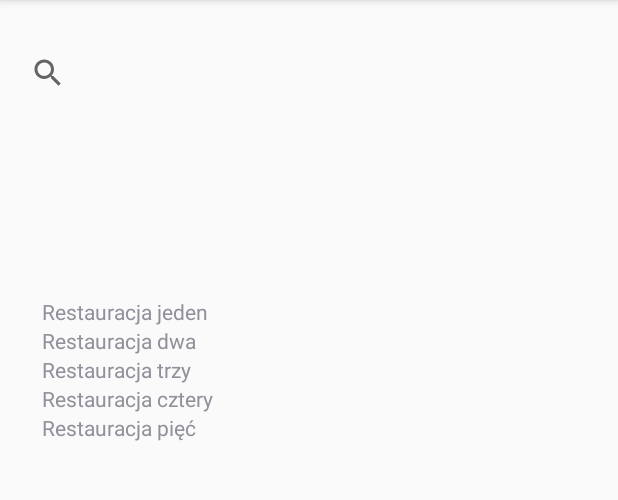
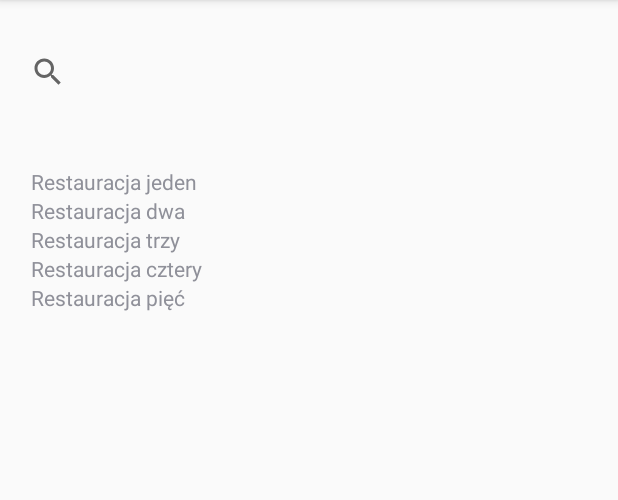
Before and after one commit to Bast14n/SzerMil, an Android app: the RestaurantSearch screen opened directly, with no data from a screen before it, on a phone screen of 412 x 824 dp, the part 84-584 px from its top. Run offline under Robolectric (Android 15) with nearby library versions, the phone set to English and light mode, and no system bars.

Commit message:
Fix restaurantsScrollView constraints for placement

```diff
--- a/app/src/main/res/layout/activity_restaurant_search.xml
+++ b/app/src/main/res/layout/activity_restaurant_search.xml
@@ -13,40 +13,30 @@
         android:layout_marginStart="8dp"
         android:layout_marginTop="8dp"
         android:layout_marginEnd="16dp"
-        android:layout_marginBottom="8dp"
-        android:tooltipText="@string/restaurant_searchview_text"
-        app:layout_constraintBottom_toTopOf="@+id/restaurantsScrollView"
         app:layout_constraintEnd_toEndOf="parent"
         app:layout_constraintHorizontal_bias="0.0"
         app:layout_constraintStart_toStartOf="parent"
-        app:layout_constraintTop_toTopOf="parent"
-        app:layout_constraintVertical_bias="0.012" />
+        app:layout_constraintTop_toTopOf="parent" />
 
     <ScrollView
         android:id="@+id/restaurantsScrollView"
-        android:layout_width="395dp"
-        android:layout_height="620dp"
+        android:layout_width="369dp"
+        android:layout_height="614dp"
         android:layout_marginStart="8dp"
+        android:layout_marginTop="8dp"
         android:layout_marginEnd="8dp"
-        android:layout_marginBottom="16dp"
         app:layout_constraintBottom_toBottomOf="parent"
         app:layout_constraintEnd_toEndOf="parent"
-        app:layout_constraintHorizontal_bias="0.0"
-        app:layout_constraintStart_toStartOf="parent">
+        app:layout_constraintHorizontal_bias="0.485"
+        app:layout_constraintStart_toStartOf="parent"
+        app:layout_constraintTop_toBottomOf="@+id/restaurantsSearchView"
+        app:layout_constraintVertical_bias="0.275">
 
         <LinearLayout
+            android:id="@+id/restaurantsScrollViewLinearLayout"
             android:layout_width="match_parent"
             android:layout_height="wrap_content"
             android:orientation="vertical" />
     </ScrollView>
 
-    <LinearLayout
-        android:id="@+id/restaurantsScrollViewLinearLayout"
-        android:layout_width="356dp"
-        android:layout_height="488dp"
-        android:orientation="vertical"
-        app:layout_constraintBottom_toBottomOf="@+id/restaurantsScrollView"
-        app:layout_constraintEnd_toEndOf="@+id/restaurantsScrollView"
-        app:layout_constraintStart_toStartOf="@+id/restaurantsScrollView"
-        app:layout_constraintTop_toTopOf="@+id/restaurantsScrollView"></LinearLayout>
 </android.support.constraint.ConstraintLayout>
```
